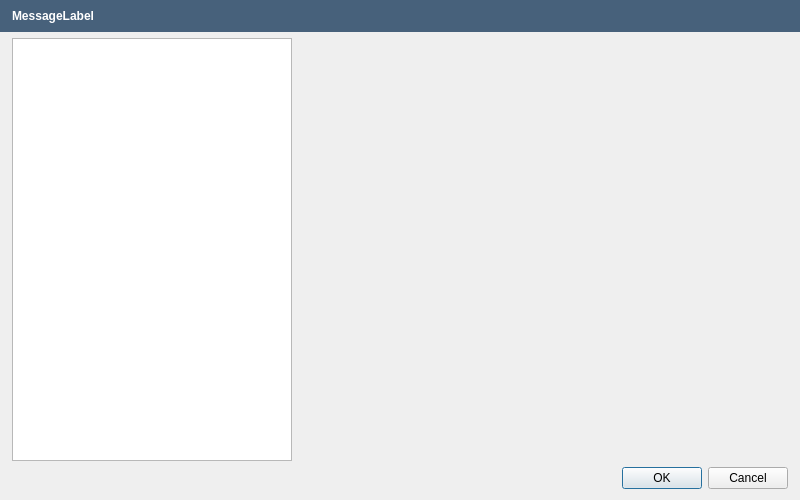
The window that src/apps/openfluid-builder/common/AddWareDialog.ui (OpenFLUID/openfluid) describes before a commit, drawn with Qt 5.
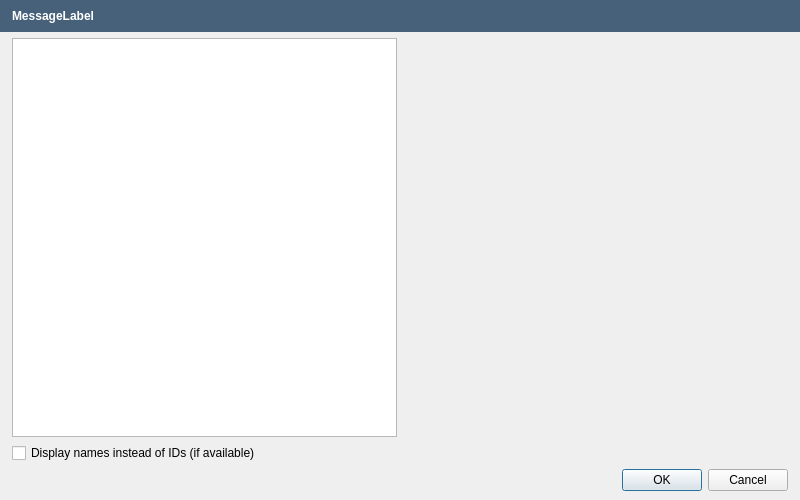
The same window after the commit. Custom widgets are drawn as their Qt base class.

Commit message:
Display of names in lists when adding simulators or observers in Builder
* Added checkbox to allow the user to display the names instead of the
IDs in lists of dialogs for adding simulators or observers
* Modified behaviour of signature display when no ware is selected in
  dialogs for adding simulators or observers
* Cleaned code
* Switched to version 2.1.6~alpha7

What changed in the file:
```diff
--- a/src/apps/openfluid-builder/common/AddWareDialog.ui
+++ b/src/apps/openfluid-builder/common/AddWareDialog.ui
@@ -16,7 +16,7 @@
   <property name="modal">
    <bool>true</bool>
   </property>
-  <layout class="QVBoxLayout" name="verticalLayout">
+  <layout class="QVBoxLayout" name="verticalLayout" stretch="0,1,0">
    <property name="leftMargin">
     <number>0</number>
    </property>
@@ -26,6 +26,9 @@
    <property name="rightMargin">
     <number>0</number>
    </property>
+   <property name="bottomMargin">
+    <number>9</number>
+   </property>
    <item>
     <widget class="QFrame" name="MessageFrame">
      <property name="sizePolicy">
@@ -73,7 +76,7 @@
     </widget>
    </item>
    <item>
-    <layout class="QHBoxLayout" name="MainHorizontalLayout" stretch="0,0">
+    <layout class="QHBoxLayout" name="horizontalLayout">
      <property name="leftMargin">
       <number>12</number>
      </property>
@@ -81,32 +84,32 @@
       <number>12</number>
      </property>
      <item>
-      <widget class="QListWidget" name="WaresListWidget">
-       <property name="sizePolicy">
-        <sizepolicy hsizetype="Fixed" vsizetype="Expanding">
-         <horstretch>0</horstretch>
-         <verstretch>0</verstretch>
-        </sizepolicy>
-       </property>
-       <property name="minimumSize">
-        <size>
-         <width>280</width>
-         <height>0</height>
-        </size>
-       </property>
-      </widget>
+      <layout class="QVBoxLayout" name="verticalLayout_2">
+       <item>
+        <widget class="QListWidget" name="WaresListWidget"/>
+       </item>
+       <item>
+        <widget class="QCheckBox" name="UseNameCheckBox">
+         <property name="text">
+          <string>Display names instead of IDs (if available)</string>
+         </property>
+        </widget>
+       </item>
+      </layout>
      </item>
      <item>
-      <widget class="QLabel" name="EmptyLabel">
-       <property name="sizePolicy">
-        <sizepolicy hsizetype="Expanding" vsizetype="Preferred">
-         <horstretch>0</horstretch>
-         <verstretch>0</verstretch>
-        </sizepolicy>
+      <widget class="QSplitter" name="splitter">
+       <property name="orientation">
+        <enum>Qt::Horizontal</enum>
        </property>
-       <property name="text">
-        <string/>
-       </property>
+       <widget class="SignatureWidget" name="WareSignatureWidget" native="true">
+        <property name="sizePolicy">
+         <sizepolicy hsizetype="MinimumExpanding" vsizetype="Preferred">
+          <horstretch>0</horstretch>
+          <verstretch>0</verstretch>
+         </sizepolicy>
+        </property>
+       </widget>
       </widget>
      </item>
     </layout>
@@ -130,6 +133,14 @@
    </item>
   </layout>
  </widget>
+ <customwidgets>
+  <customwidget>
+   <class>SignatureWidget</class>
+   <extends>QWidget</extends>
+   <header>SignatureWidget.hpp</header>
+   <container>1</container>
+  </customwidget>
+ </customwidgets>
  <resources/>
  <connections/>
 </ui>
```
The commit also changes 7 other files.
